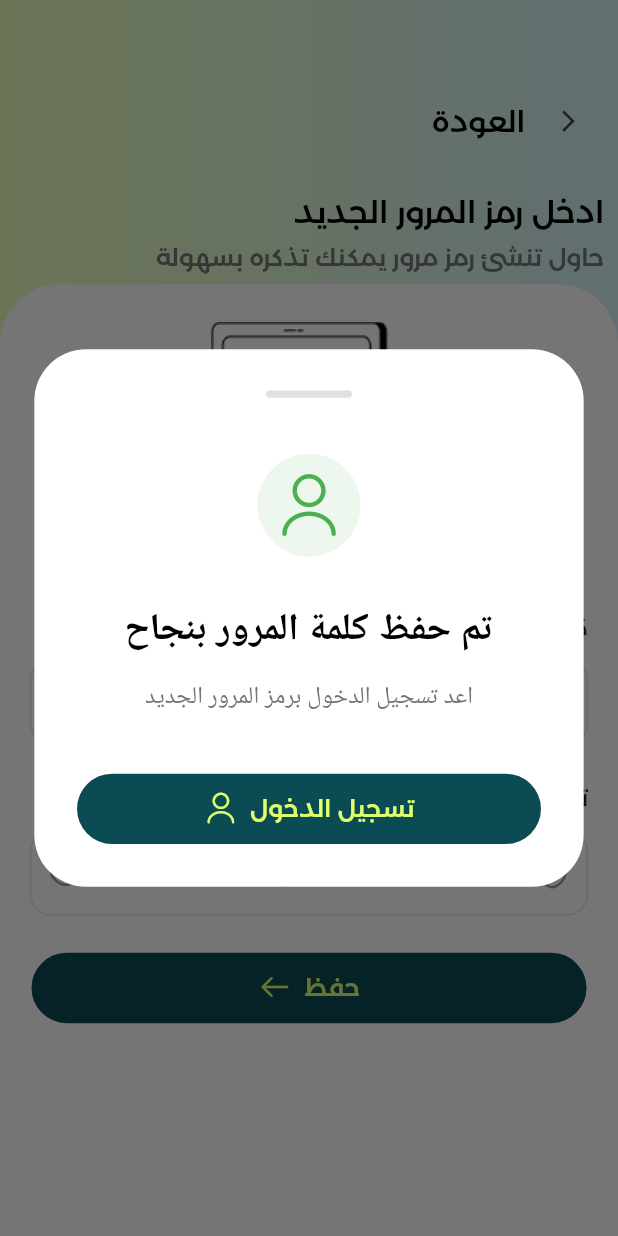
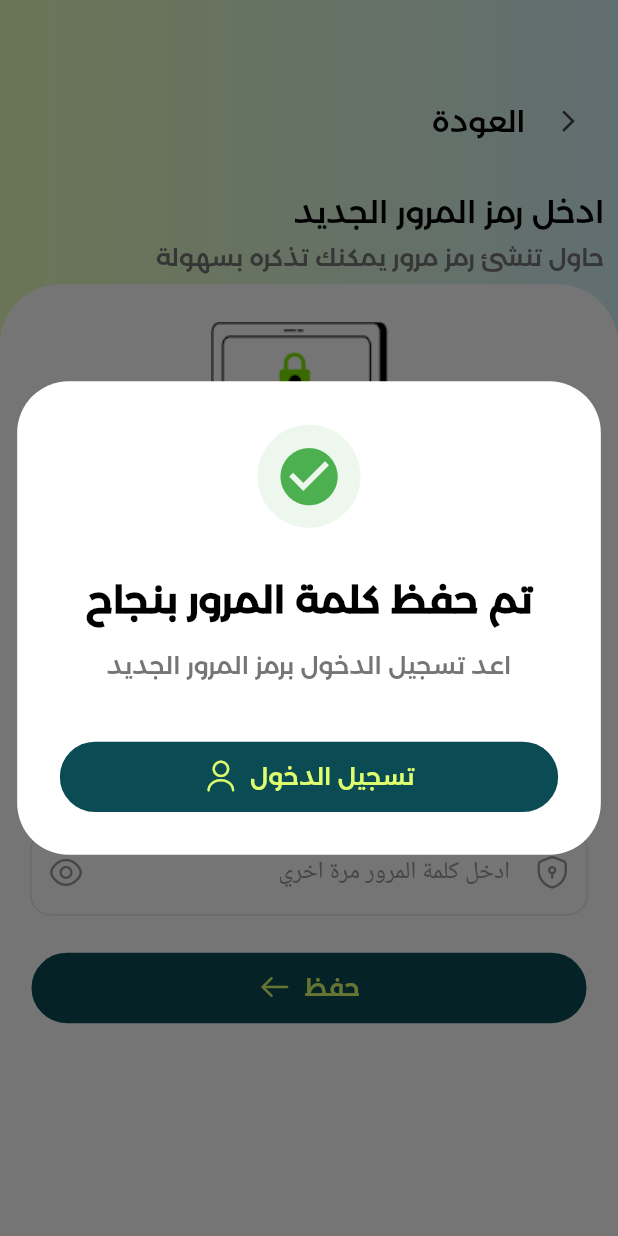
Before and after one commit to Nora-2/sittah, a Flutter app: the NewPasswordScreen screen opened by its route, after a tap on "حفظ", on a phone screen of 412 x 824 dp. Run offline on Flutter 3.47's test engine with Material 3 defaults, Android fonts, the phone set to English and light mode, and no system bars; our stand-ins replace bloc, carousel_slider, equatable, flutter_bloc, flutter_screenutil, flutter_svg and 2 more; missing offline and left inert: country_flags.

Commit message:
edit text dilog sheet

```diff
--- a/lib/features/authantication/presentation/widgets/custom_butoom_sheet.dart
+++ b/lib/features/authantication/presentation/widgets/custom_butoom_sheet.dart
@@ -1,6 +1,7 @@
 import 'package:flutter/material.dart';
 import 'package:flutter_screenutil/flutter_screenutil.dart';
 import 'package:glasses/core/utils/appcolors/app_colors.dart';
+import 'package:glasses/core/utils/appstring/app_string.dart';
 import 'package:glasses/features/authantication/presentation/widgets/auth_button.dart';
 
 class PasswordSuccessDialog extends StatelessWidget {
@@ -45,7 +46,7 @@ class PasswordSuccessDialog extends StatelessWidget {
   Widget build(BuildContext context) {
     return Dialog(
       backgroundColor: appcolors.transcolor,
-      insetPadding: EdgeInsets.symmetric(horizontal: 20.w),
+      insetPadding: EdgeInsets.symmetric(horizontal: 10.w),
       child: Container(
         padding: EdgeInsets.all(24.w),
         decoration: BoxDecoration(
@@ -56,16 +57,9 @@ class PasswordSuccessDialog extends StatelessWidget {
           mainAxisSize: MainAxisSize.min,
           children: [
             // Top Indicator
-            Container(
-              width: 50.w,
-              height: 4.h,
-              decoration: BoxDecoration(
-                color: Colors.grey.shade300,
-                borderRadius: BorderRadius.circular(2.r),
-              ),
-            ),
 
-            SizedBox(height: 30.h),
+
+
 
             // Success Icon
             Container(
@@ -76,7 +70,7 @@ class PasswordSuccessDialog extends StatelessWidget {
                 shape: BoxShape.circle,
               ),
               child: Icon(
-                icon,
+                Icons.check_circle,
                 color: appcolors.green,
                 size: 40.sp,
               ),
@@ -91,6 +85,7 @@ class PasswordSuccessDialog extends StatelessWidget {
                 fontSize: 22.sp,
                 fontWeight: FontWeight.bold,
                 color: appcolors.black,
+                fontFamily: Appstring.fontfamily
               ),
               textAlign: TextAlign.center,
             ),
@@ -102,6 +97,7 @@ class PasswordSuccessDialog extends StatelessWidget {
               dialogSubtitle,
               style: TextStyle(
                 fontSize: 14.sp,
+                 fontFamily: Appstring.fontfamily,
                 color: Colors.grey.shade600,
               ),
               textAlign: TextAlign.center,
--- a/lib/features/authantication/presentation/widgets/signup_form.dart
+++ b/lib/features/authantication/presentation/widgets/signup_form.dart
@@ -136,7 +136,7 @@ class _SignupFormState extends State<SignupForm> {
 
                   Navigator.pushReplacementNamed(context, Routes.auth);
                 },
-                dialogTitle: Appstring.signupconfirmatbuttontitle,
+                dialogTitle: Appstring.signupconfirmationtitle,
                 dialogSubtitle: Appstring.signupconfirmationsubtitle,
                 icon: MyFlutterApp.shopping_cart_check_02,
               );
```
